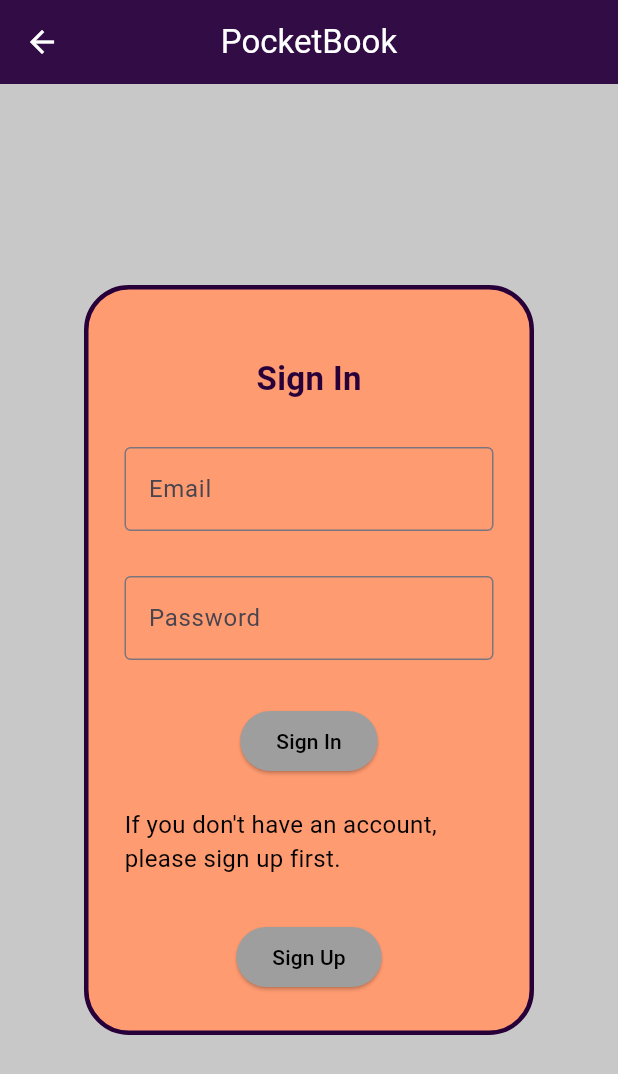
After one commit to Cos229-239/2025_09_Team3, a Flutter app: the SignInScreen screen opened directly, on a phone screen of 412 x 824 dp. The commit adds this screen. Shown: the top 1074 px of the screen. Run offline on Flutter 3.47's test engine with Material 3 defaults, Android fonts, the phone set to English and light mode, and no system bars; our stand-ins replace fl_chart, flutter_colorpicker, shared_preferences, sqflite; accounts and stored records are empty.

Commit message:
sign_in_screen_created

```diff
--- /dev/null
+++ b/pocketbook/lib/sign_in_screen.dart
@@ -0,0 +1,120 @@
+import 'package:flutter/material.dart';
+import 'package:pocketbook/account_creation.dart';
+import 'package:pocketbook/home_screen.dart';
+
+
+class SignInScreen extends StatefulWidget {
+  const SignInScreen({super.key});
+
+@override
+State<SignInScreen> createState() => _SignInScreenState();
+
+}
+
+class _SignInScreenState extends State<SignInScreen> {
+    final TextEditingController _emailController = TextEditingController();
+    final TextEditingController _passwordController = TextEditingController();
+
+  @override
+  Widget build(BuildContext context) {
+    return Scaffold(
+       backgroundColor: const Color.fromARGB(255, 200, 200, 200),
+      appBar: AppBar(
+        title: const Text('PocketBook'),
+        centerTitle: true,
+        backgroundColor: const Color(0xFF280039),
+        foregroundColor: Colors.white,
+        elevation: 40,
+
+
+      ),
+      body: Center(
+
+        child: Container(
+          width: 300,
+          height: 500,
+          decoration: BoxDecoration(
+            color: const Color(0xFFFF9B71),
+            border: Border.all(
+              color: const Color(0xFF280039),
+              width: 3,
+            ),
+            borderRadius: BorderRadius.circular(30),
+          ),
+          child: Padding(
+            padding: const EdgeInsets.all(24.0),
+            child: Column(
+              mainAxisAlignment: MainAxisAlignment.start,
+              children: [
+                const SizedBox(height: 20),
+                const Text(
+                  'Sign In',
+                  style: TextStyle(
+                    fontSize: 22,
+                    fontWeight: FontWeight.bold,
+                    color: Color(0xFF280039),
+                  ),
+                ),
+                const SizedBox(height: 30),
+                TextFormField(
+                  controller: _emailController,
+                  decoration: const InputDecoration(
+                    border: OutlineInputBorder(),
+                    labelText: 'Email',
+                    hintText: 'Enter your email',
+                  ),
+                ),
+                const SizedBox(height: 30),
+                TextFormField(
+                  controller: _passwordController,
+                  decoration: const InputDecoration(
+                    border: OutlineInputBorder(),
+                    labelText: 'Password',
+                    hintText: 'Enter your password',
+                  ),
+                ),
+                const SizedBox(height: 30),
+                ElevatedButton(
+                  onPressed: (){
+                    // logic placeholder for sign in just to navigate to home screen
+                      Navigator.of(context).push(
+                      MaterialPageRoute(builder: (context) => const HomeScreenState()),
+                    );
+                  },
+                  child: const Text('Sign In'),
+                  style:  ElevatedButton.styleFrom(
+                    backgroundColor: Colors.grey,
+                    foregroundColor: Colors.black,
+                  ),
+                ),
+                const SizedBox(height: 20),
+                const Text(
+                  'If you don\'t have an account, please sign up first.',
+                  style: TextStyle(
+                    color: Colors.black,
+                    fontSize: 16,
+                  ),
+                ),
+                 const SizedBox(height: 30),
+                ElevatedButton(
+                  onPressed: (){
+                    //Logic placeholder for sign up button to navigate to account creation screen
+                    Navigator.of(context).push(
+                      MaterialPageRoute(builder: (context) => const AccountCreation()),
+                    );
+
+                  },
+                  child: const Text('Sign Up'),
+                  style:  ElevatedButton.styleFrom(
+                    backgroundColor: Colors.grey,
+                    foregroundColor: Colors.black,
+                  ),
+                ),
+              ],
+            ),
+          ),
+        ),
+      ),
+    );
+  }
+}
--- a/pocketbook/lib/welcome_screen.dart
+++ b/pocketbook/lib/welcome_screen.dart
@@ -1,6 +1,7 @@
 import 'package:flutter/material.dart';
 import 'package:pocketbook/categories_screen.dart';
 import 'package:pocketbook/home_screen.dart';
+import 'package:pocketbook/sign_in_screen.dart';
 
 class WelcomeScreen extends StatelessWidget {
   const WelcomeScreen({super.key});
@@ -10,7 +11,7 @@ class WelcomeScreen extends StatelessWidget {
     return GestureDetector(
       onTap: () {
         Navigator.of(context).push(
-          MaterialPageRoute(builder: (context) => const HomeScreenState()),
+          MaterialPageRoute(builder: (context) => const SignInScreen()),
         );
       },
 
```
